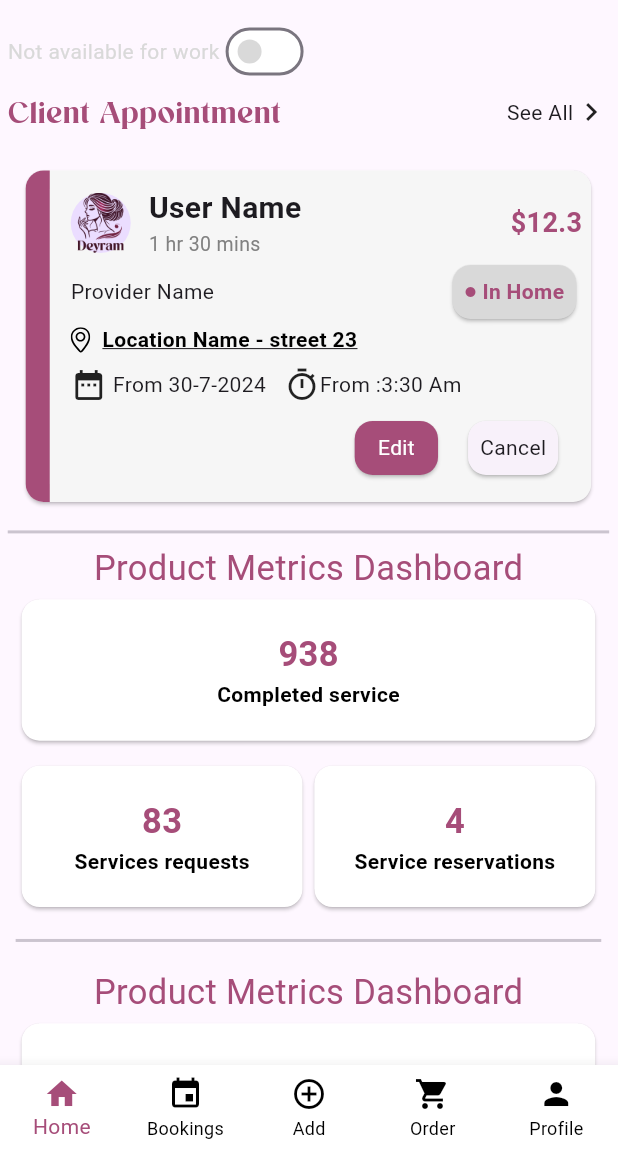
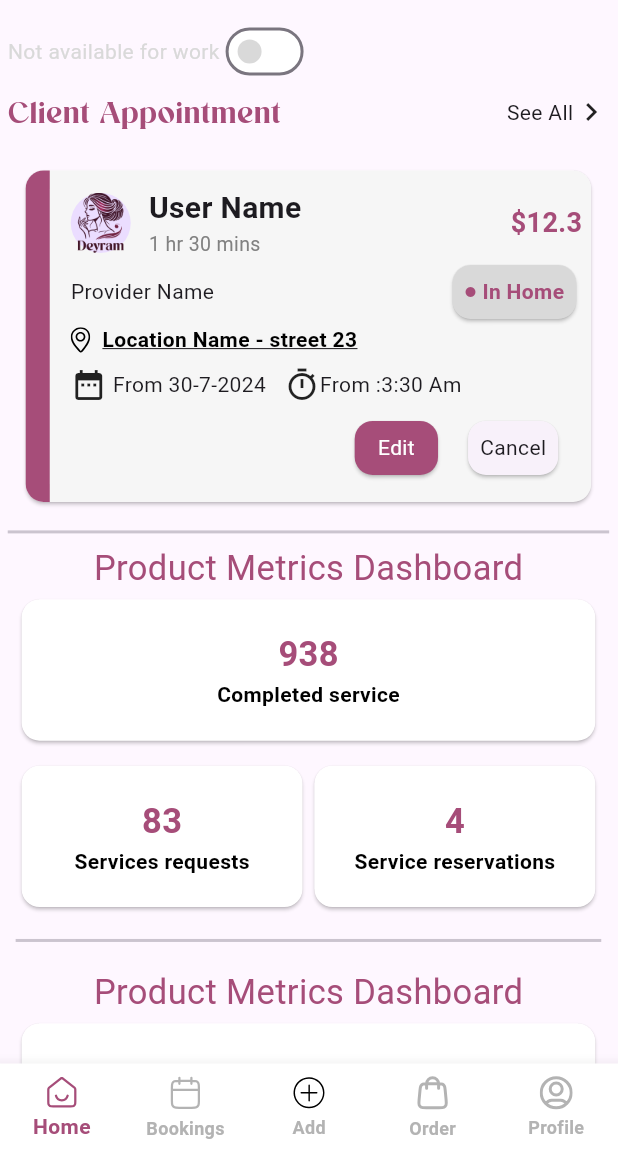
Before and after one commit to yousefAbdAlrawouf/salon-app-project, a Flutter app: the HomePage screen opened by its route, on a phone screen of 412 x 824 dp, the part 84-1236 px from its top. Run offline on Flutter 3.47's test engine with Material 3 defaults, Android fonts, the phone set to English and light mode, and no system bars; our stand-ins replace dartz, dio, easy_localization, flutter_bloc, flutter_secure_storage, flutter_svg and 6 more; accounts and stored records are empty; network calls fail.

Commit message:
add svg icon for bottom bar

```diff
--- a/lib/features/Provider_App/Home_provider/presentation/pages/home_page.dart
+++ b/lib/features/Provider_App/Home_provider/presentation/pages/home_page.dart
@@ -1,4 +1,6 @@
 import 'package:flutter/material.dart';
+import 'package:flutter_svg/svg.dart';
+import 'package:salon_app/core/constants/app_colors.dart';
 import 'package:salon_app/features/Provider_App/Home_provider/presentation/pages/BookingContent.dart';
 import 'package:salon_app/features/Provider_App/Home_provider/presentation/pages/Home_content.dart';
 import 'package:salon_app/features/Provider_App/Home_provider/presentation/pages/Profile_content.dart';
@@ -35,32 +37,64 @@ class _HomePageState extends State<HomePage> {
     return Scaffold(
       body: _widgetOptions[_selectedIndex],
       bottomNavigationBar: BottomNavigationBar(
+        unselectedLabelStyle: TextStyle(fontWeight: FontWeight.w700,color: Color.fromRGBO(179, 179, 179, 1)),
+        selectedLabelStyle: TextStyle(fontWeight: FontWeight.w700,color: AppColors.primarycolor),
         currentIndex: _selectedIndex,
         onTap: _onItemTapped,
-        selectedItemColor: Color.fromRGBO(166, 77, 121, 1),
-        unselectedItemColor: Colors.black,
+        selectedItemColor: AppColors.primarycolor,
+        unselectedItemColor: Color.fromRGBO(179, 179, 179, 1),
         showUnselectedLabels: true,
         type: BottomNavigationBarType.fixed,
         backgroundColor: Colors.white,
-        items: const <BottomNavigationBarItem>[
+        items: [
           BottomNavigationBarItem(
-            icon: Icon(Icons.home),
+            icon: _selectedIndex == 0
+                ? ColorFiltered(
+                    colorFilter: ColorFilter.mode(
+                        AppColors.primarycolor, BlendMode.srcIn),
+                    child: SvgPicture.asset("assets/icons/home.svg"),
+                  )
+                : SvgPicture.asset("assets/icons/home.svg"),
             label: 'Home',
           ),
           BottomNavigationBarItem(
-            icon: Icon(Icons.event),
+            icon: _selectedIndex == 1
+                ? ColorFiltered(
+                    colorFilter: ColorFilter.mode(
+                        AppColors.primarycolor, BlendMode.srcIn),
+                    child: SvgPicture.asset("assets/icons/booking.svg"),
+                  )
+                : SvgPicture.asset("assets/icons/booking.svg"),
             label: 'Bookings',
           ),
           BottomNavigationBarItem(
-            icon: Icon(Icons.add_circle_outline),
+            icon: _selectedIndex == 2
+                ? ColorFiltered(
+                    colorFilter: ColorFilter.mode(
+                        AppColors.primarycolor, BlendMode.srcIn),
+                    child: SvgPicture.asset("assets/icons/add.svg"),
+                  )
+                : SvgPicture.asset("assets/icons/add.svg"),
             label: 'Add',
           ),
           BottomNavigationBarItem(
-            icon: Icon(Icons.shopping_cart),
+            icon: _selectedIndex == 3
+                ? ColorFiltered(
+                    colorFilter: ColorFilter.mode(
+                        AppColors.primarycolor, BlendMode.srcIn),
+                    child: SvgPicture.asset("assets/icons/order.svg"),
+                  )
+                : SvgPicture.asset("assets/icons/order.svg"),
             label: 'Order',
           ),
           BottomNavigationBarItem(
-            icon: Icon(Icons.person),
+            icon: _selectedIndex == 4
+                ? ColorFiltered(
+                    colorFilter: ColorFilter.mode(
+                        AppColors.primarycolor, BlendMode.srcIn),
+                    child: SvgPicture.asset("assets/icons/profile.svg"),
+                  )
+                : SvgPicture.asset("assets/icons/profile.svg"),
             label: 'Profile',
           ),
         ],
@@ -68,3 +102,6 @@ class _HomePageState extends State<HomePage> {
     );
   }
 }
+
+
+// colorFilter: ColorFilter.mode(AppColors.primarycolor, BlendMode.srcIn),
```
Also changed, not shown: assets/icons/add.svg (added), assets/icons/booking.svg (added), assets/icons/home.svg (added), assets/icons/order.svg (added), assets/icons/profile.svg (added).
